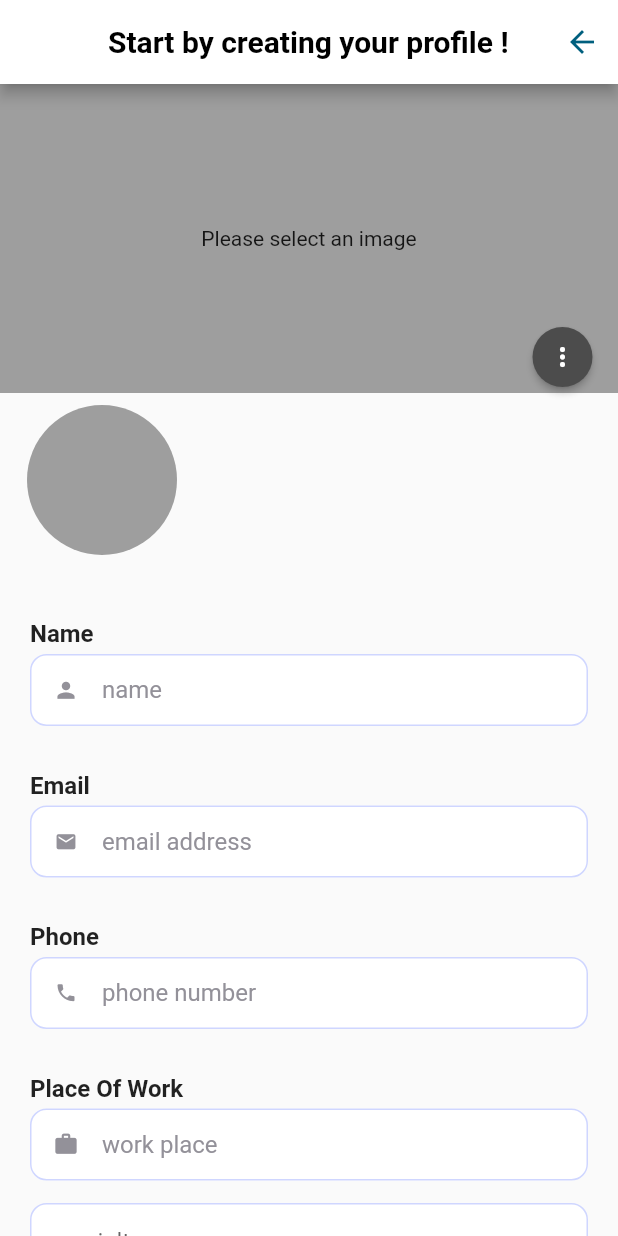
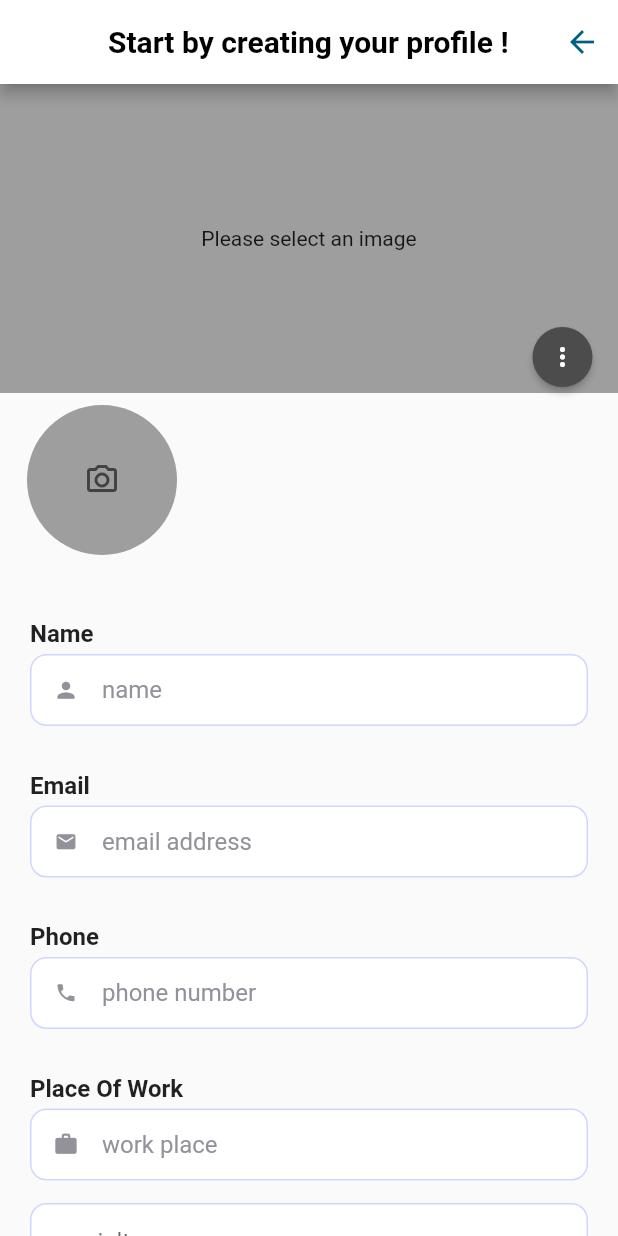
Before and after one commit to openclues/orthoSchools, a Flutter app: the CreateProfileScreen screen opened by its route, on a phone screen of 412 x 824 dp. Run offline on Flutter 3.47's test engine with Material 2 defaults, Android fonts, the phone set to English and light mode, and no system bars; our stand-ins replace fluttertoast, image_picker, lottie, progress_dialog_null_safe, shared_preferences; missing offline and left inert: text_area; accounts and stored records are empty.

Commit message:
commit last meeting changes

```diff
--- a/lib/screens/CreateProfile.dart
+++ b/lib/screens/CreateProfile.dart
@@ -179,6 +179,13 @@ class _CreateProfileScreenState extends State<CreateProfileScreen> {
                       },
                       child: CircleAvatar(
                         radius: 50,
+                        child: selectedProfileImage == null
+                            ? Center(
+                                child: Icon(
+                                Icons.camera_alt_outlined,
+                                color: Colors.grey[800],
+                              ))
+                            : null,
                         backgroundColor:
                             selectedProfileImage == null ? Colors.grey : null,
                         backgroundImage: selectedProfileImage != null
@@ -278,7 +285,7 @@ class _CreateProfileScreenState extends State<CreateProfileScreen> {
                   CustomButton(
                     width: screenWidth,
                     height: 40,
-                    buttonText: 'Save',
+                    buttonText: 'Confirm',
                     buttonColor: Color(0XFF21A2C4),
                     onpress: () async {
                       //take data and patch it
```
Also changed, not shown: lib/Auth/SignIn.dart (+12 -0 lines), lib/Auth/SignUp.dart (+14 -1 lines), lib/Core/common-methods.dart (+32 -6 lines).
